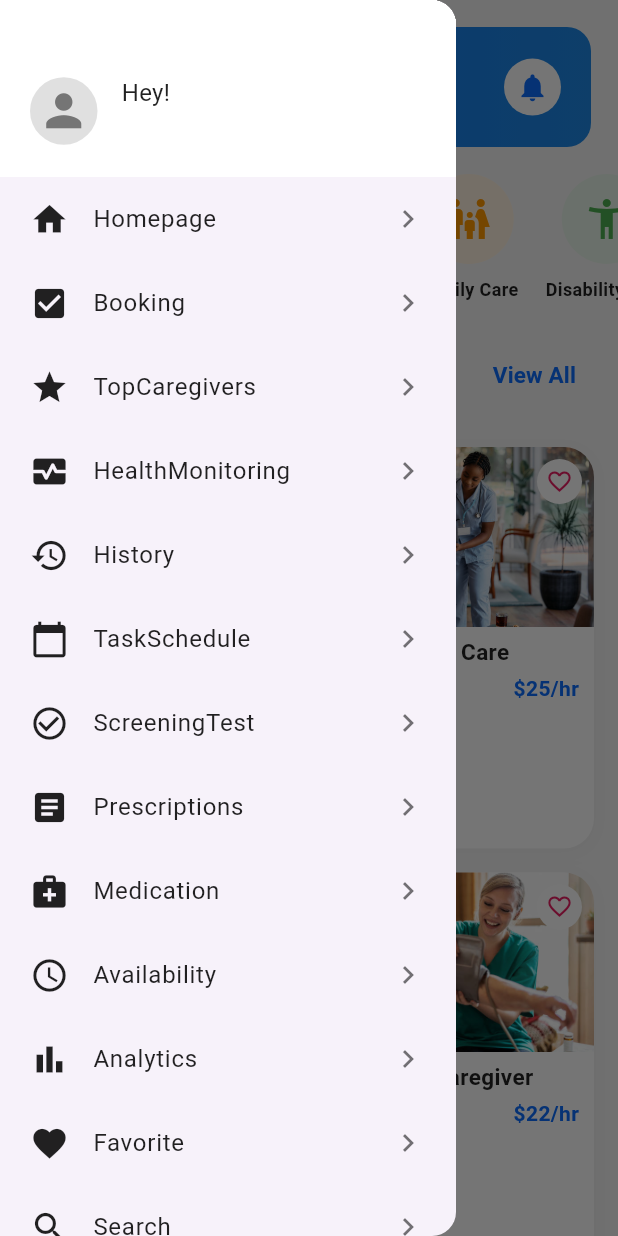
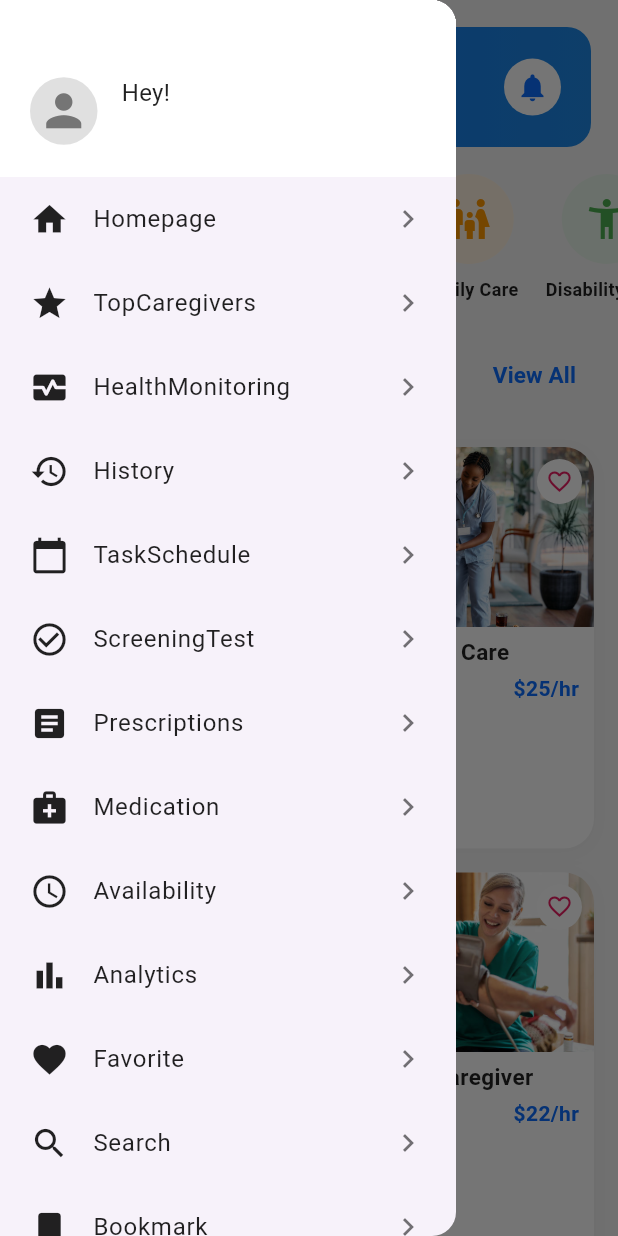
Before and after one commit to Sridharfiles/HomecareCRM, a Flutter app: the screen it shows after launch, after a tap on "Login", after a tap on the "menu" icon, on a phone screen of 412 x 824 dp. Run offline on Flutter 3.47's test engine with Material 3 defaults, Android fonts, the light colour scheme and no system bars; our stand-ins replace cloud_firestore, firebase_auth, firebase_core, font_awesome_flutter, google_sign_in; accounts and stored records are empty; network calls fail.

Commit message:
updated top caregiver page

```diff
--- a/lib/screens/Menu/main_menu.dart
+++ b/lib/screens/Menu/main_menu.dart
@@ -57,7 +57,8 @@ class _SlideDrawerState extends State<SlideDrawer> {
                   decoration: BoxDecoration(
                     color: Colors.grey[300],
                     shape: BoxShape.circle,
-                    image: _googleSignInService.getUserPhotoUrl() != null
+                    image:
+                        _googleSignInService.getUserPhotoUrl() != null
                             ? DecorationImage(
                               image: NetworkImage(
                                 _googleSignInService.getUserPhotoUrl()!,
@@ -66,8 +67,13 @@ class _SlideDrawerState extends State<SlideDrawer> {
                             )
                             : null,
                   ),
-                  child: _googleSignInService.getUserPhotoUrl() == null
-                      ? Icon(Icons.person, size: 35, color: Colors.grey[600])
+                  child:
+                      _googleSignInService.getUserPhotoUrl() == null
+                          ? Icon(
+                            Icons.person,
+                            size: 35,
+                            color: Colors.grey[600],
+                          )
                           : null,
                 ),
                 const SizedBox(width: 16),
@@ -113,11 +119,6 @@ class _SlideDrawerState extends State<SlideDrawer> {
                   onTap: () {
                     Navigator.pop(context);
                   },
-                ),
-                _buildMenuItem(
-                  icon: Icons.check_box,
-                  title: 'Booking',
-                  onTap: () {},
                 ),
                 _buildMenuItem(
                   icon: Icons.star,
@@ -376,7 +377,9 @@ class _SlideDrawerState extends State<SlideDrawer> {
                       builder: (BuildContext context) {
                         return AlertDialog(
                           title: const Text('Log Out'),
-                          content: const Text('Are you sure you want to log out?'),
+                          content: const Text(
+                            'Are you sure you want to log out?',
+                          ),
                           actions: [
                             TextButton(
                               onPressed: () => Navigator.pop(context),
--- a/pubspec.yaml
+++ b/pubspec.yaml
@@ -35,6 +35,7 @@ dependencies:
   # Use with the CupertinoIcons class for iOS style icons.
   cupertino_icons: ^1.0.8
   font_awesome_flutter: ^10.0.0
+  url_launcher: ^6.3.0
 
   firebase_core: ^4.4.0
   firebase_auth: ^6.1.4
```
Also changed, not shown: lib/screens/Menu/topcaregivers_page/topcaregivers.dart (+17 -12 lines), pubspec.lock, 7 other files. Lines whose indentation alone changed are shown as unchanged.
